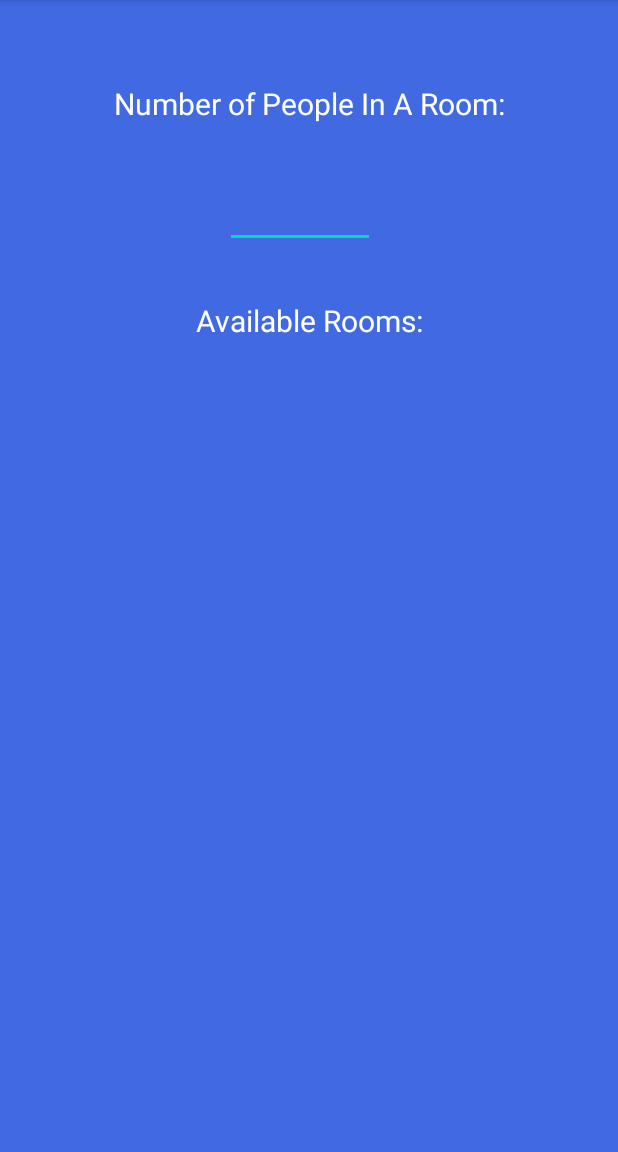
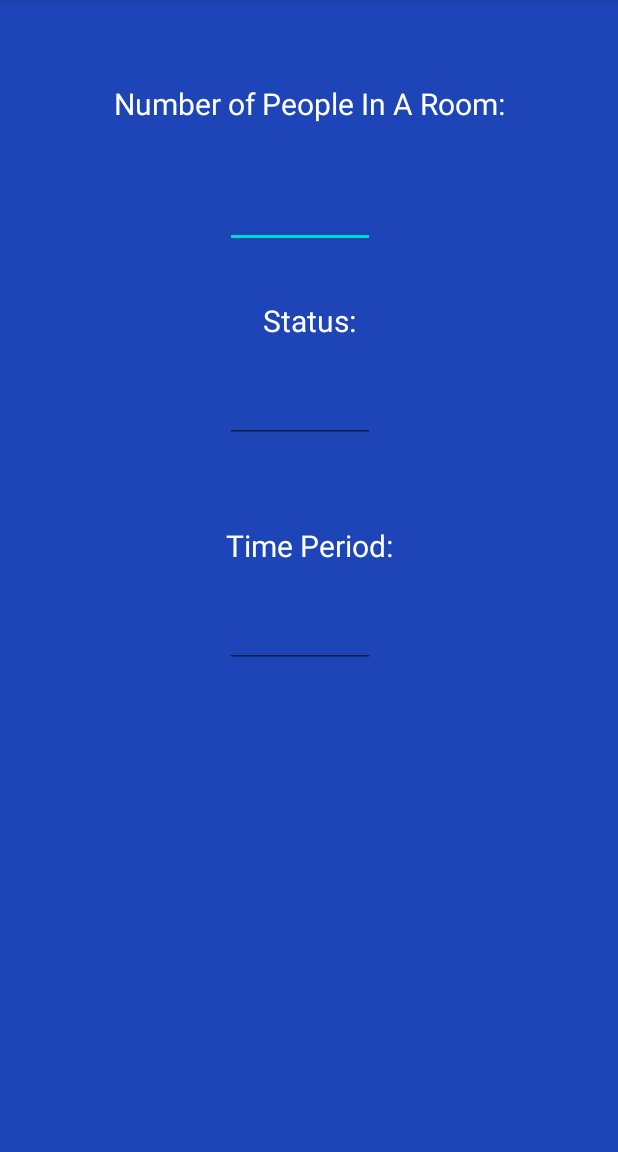
Before and after one commit to azharmujeeb/IOT, an Android app: the HomeActivity screen opened directly, with no data from a screen before it, on a phone screen of 412 x 824 dp, the part 84-1236 px from its top. Run offline under Robolectric (Android 15) with nearby library versions, the phone set to English and light mode, and no system bars; our stand-ins replace Firebase (no records; nobody signed in at launch, a user with empty details on screens opened directly).

Commit message:
changes03

```diff
--- a/App (front end and back end without qr and mac address)/IOT_project_01/app/src/main/java/com/firstapp/iot_project_01/HomeActivity.java
+++ b/App (front end and back end without qr and mac address)/IOT_project_01/app/src/main/java/com/firstapp/iot_project_01/HomeActivity.java
@@ -5,6 +5,7 @@ import androidx.appcompat.app.AppCompatActivity;
 
 import android.os.Bundle;
 import android.widget.EditText;
+import android.widget.TextView;
 import android.widget.Toast;
 
 import com.google.firebase.database.DataSnapshot;
@@ -16,7 +17,8 @@ import com.google.firebase.database.ValueEventListener;
 public class HomeActivity extends AppCompatActivity {
     FirebaseDatabase firebaseDatabase;
     DatabaseReference databaseReference;
-     EditText retrieve;
+
+    private TextView retriveTV;
 
 
     @Override
@@ -24,29 +26,31 @@ public class HomeActivity extends AppCompatActivity {
         super.onCreate(savedInstanceState);
         setContentView(R.layout.activity_home);
 
-
         firebaseDatabase = FirebaseDatabase.getInstance();
 
-        databaseReference = firebaseDatabase.getReference("Data");
+        databaseReference = firebaseDatabase.getReference().child("");
 
-        retrieve = findViewById(R.id.no_of_people);
+        retriveTV = findViewById(R.id.no_of_people);
 
         getdata();
 
+
     }
 
-    private void getdata(){
+    private void getdata() {
         databaseReference.addValueEventListener(new ValueEventListener() {
             @Override
             public void onDataChange(@NonNull DataSnapshot snapshot) {
                 String value = snapshot.getValue(String.class);
-                retrieve.setText(value);
+
+                retriveTV.setText(value);
             }
 
             @Override
             public void onCancelled(@NonNull DatabaseError error) {
-                Toast.makeText(HomeActivity.this, "Failed to get data", Toast.LENGTH_SHORT).show();
+                Toast.makeText(HomeActivity.this, "Fail to get data.", Toast.LENGTH_SHORT).show();
             }
         });
     }
+
 }
--- a/App (front end and back end without qr and mac address)/IOT_project_01/app/src/main/res/layout/activity_home.xml
+++ b/App (front end and back end without qr and mac address)/IOT_project_01/app/src/main/res/layout/activity_home.xml
@@ -25,15 +25,38 @@
         android:layout_marginLeft="150dp"
         />
 
-
     <TextView
         android:layout_width="match_parent"
         android:layout_height="wrap_content"
         android:layout_marginTop="200dp"
-        android:text="Available Rooms:"
+        android:text="Status:"
+        android:textSize="20sp"
         android:textColor="@color/white"
-        android:textSize="20sp"
-        android:textAlignment="center" />
+        android:textAlignment="center"/>
 
 
+    <EditText
+        android:id="@+id/status"
+        android:layout_width="100dp"
+        android:layout_height="wrap_content"
+        android:layout_marginTop="250dp"
+        android:layout_marginLeft="150dp"
+        />
+    <TextView
+        android:layout_width="match_parent"
+        android:layout_height="wrap_content"
+        android:layout_marginTop="350dp"
+        android:text="Time Period:"
+        android:textSize="20sp"
+        android:textColor="@color/white"
+        android:textAlignment="center"/>
+
+    <EditText
+        android:id="@+id/time"
+        android:layout_width="100dp"
+        android:layout_height="wrap_content"
+        android:layout_marginTop="400dp"
+        android:layout_marginLeft="150dp"
+        />
+
 </RelativeLayout>
--- a/App (front end and back end without qr and mac address)/IOT_project_01/app/src/main/res/values/colors.xml
+++ b/App (front end and back end without qr and mac address)/IOT_project_01/app/src/main/res/values/colors.xml
@@ -8,7 +8,7 @@
     <color name="black">#FF000000</color>
     <color name="white">#FFFFFFFF</color>
     <color name="lavender">#D1ACFF</color>
-    <color name="royal_blue">#4169e1</color>
+    <color name="royal_blue">#1e45b8</color>
     <color name="red">#FF0000</color>
     <color name="yellow">	#FFFF00</color>
     <color name="green">#00FF00</color>
```
